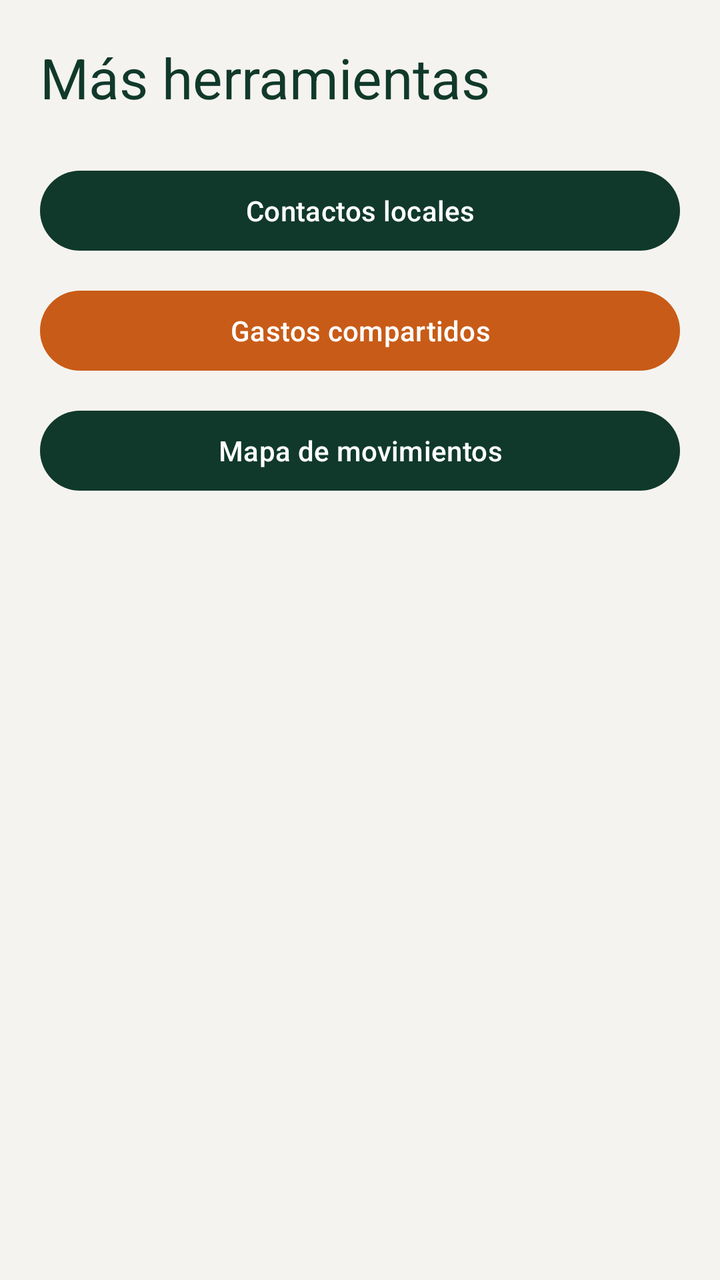
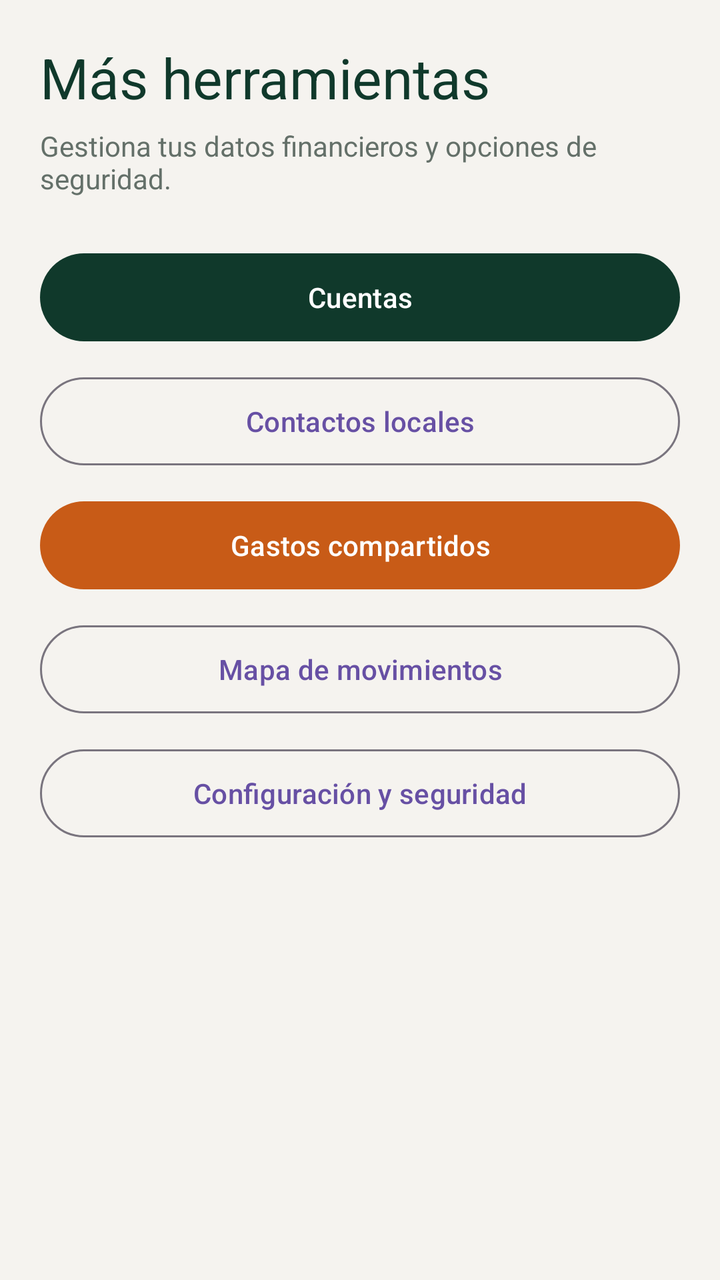

The first picture is an Android layout as it rendered before a commit; the second is the same layout after the commit. The layout source and the unified diff follow.
<!-- AndroidManifest.xml: application theme Theme.LocalCash -->
<!-- res/layout/activity_mas.xml -->
<?xml version="1.0" encoding="utf-8"?>
<LinearLayout xmlns:android="http://schemas.android.com/apk/res/android" xmlns:app="http://schemas.android.com/apk/res-auto" android:layout_width="match_parent" android:layout_height="match_parent" android:background="@color/lc_warm_background" android:orientation="vertical" android:padding="20dp">
    <TextView style="@style/TextAppearance.Material3.HeadlineMedium" android:layout_width="wrap_content" android:layout_height="wrap_content" android:text="@string/more_title" android:textColor="@color/lc_green_dark" />
    <com.google.android.material.button.MaterialButton android:id="@+id/button_more_contacts" android:layout_width="match_parent" android:layout_height="wrap_content" android:layout_marginTop="24dp" android:text="@string/contacts_title" app:backgroundTint="@color/lc_green_dark" />
    <com.google.android.material.button.MaterialButton android:id="@+id/button_more_shared" android:layout_width="match_parent" android:layout_height="wrap_content" android:layout_marginTop="12dp" android:text="@string/shared_title" app:backgroundTint="@color/lc_orange_earth" />
    <com.google.android.material.button.MaterialButton android:id="@+id/button_more_map" android:layout_width="match_parent" android:layout_height="wrap_content" android:layout_marginTop="12dp" android:text="@string/map_title" app:backgroundTint="@color/lc_green_dark" />
</LinearLayout>
<!-- resources referenced by this layout -->
<resources>
  <color name="lc_green_dark">#10392B</color>
  <color name="lc_orange_earth">#C85B17</color>
  <color name="lc_warm_background">#F5F3EF</color>
  <string name="contacts_title">Contactos locales</string>
  <string name="map_title">Mapa de movimientos</string>
  <string name="more_title">Más herramientas</string>
  <string name="shared_title">Gastos compartidos</string>
  <style name="Theme.LocalCash" parent="Base.Theme.LocalCash" />
  <style name="Base.Theme.LocalCash" parent="Theme.Material3.DayNight.NoActionBar">
          
          
      </style>
</resources>

<!-- the commit's change to res/layout/activity_mas.xml (unified diff, before → after) -->
@@ -1,7 +1,69 @@
 <?xml version="1.0" encoding="utf-8"?>
-<LinearLayout xmlns:android="http://schemas.android.com/apk/res/android" xmlns:app="http://schemas.android.com/apk/res-auto" android:layout_width="match_parent" android:layout_height="match_parent" android:background="@color/lc_warm_background" android:orientation="vertical" android:padding="20dp">
-    <TextView style="@style/TextAppearance.Material3.HeadlineMedium" android:layout_width="wrap_content" android:layout_height="wrap_content" android:text="@string/more_title" android:textColor="@color/lc_green_dark" />
-    <com.google.android.material.button.MaterialButton android:id="@+id/button_more_contacts" android:layout_width="match_parent" android:layout_height="wrap_content" android:layout_marginTop="24dp" android:text="@string/contacts_title" app:backgroundTint="@color/lc_green_dark" />
-    <com.google.android.material.button.MaterialButton android:id="@+id/button_more_shared" android:layout_width="match_parent" android:layout_height="wrap_content" android:layout_marginTop="12dp" android:text="@string/shared_title" app:backgroundTint="@color/lc_orange_earth" />
-    <com.google.android.material.button.MaterialButton android:id="@+id/button_more_map" android:layout_width="match_parent" android:layout_height="wrap_content" android:layout_marginTop="12dp" android:text="@string/map_title" app:backgroundTint="@color/lc_green_dark" />
-</LinearLayout>
+<ScrollView xmlns:android="http://schemas.android.com/apk/res/android"
+    xmlns:app="http://schemas.android.com/apk/res-auto"
+    android:layout_width="match_parent"
+    android:layout_height="match_parent"
+    android:background="@color/lc_warm_background"
+    android:fillViewport="true">
+
+    <LinearLayout
+        android:layout_width="match_parent"
+        android:layout_height="wrap_content"
+        android:orientation="vertical"
+        android:padding="20dp">
+
+        <TextView
+            style="@style/TextAppearance.Material3.HeadlineMedium"
+            android:layout_width="wrap_content"
+            android:layout_height="wrap_content"
+            android:text="@string/more_title"
+            android:textColor="@color/lc_green_dark" />
+
+        <TextView
+            android:layout_width="match_parent"
+            android:layout_height="wrap_content"
+            android:layout_marginTop="6dp"
+            android:text="@string/more_subtitle"
+            android:textColor="@color/lc_text_secondary" />
+
+        <com.google.android.material.button.MaterialButton
+            android:id="@+id/button_more_accounts"
+            android:layout_width="match_parent"
+            android:layout_height="52dp"
+            android:layout_marginTop="24dp"
+            android:text="@string/quick_accounts"
+            app:backgroundTint="@color/lc_green_dark" />
+
+        <com.google.android.material.button.MaterialButton
+            android:id="@+id/button_more_contacts"
+            style="@style/Widget.Material3.Button.OutlinedButton"
+            android:layout_width="match_parent"
+            android:layout_height="52dp"
+            android:layout_marginTop="10dp"
+            android:text="@string/contacts_title" />
+
+        <com.google.android.material.button.MaterialButton
+            android:id="@+id/button_more_shared"
+            android:layout_width="match_parent"
+            android:layout_height="52dp"
+            android:layout_marginTop="10dp"
+            android:text="@string/shared_title"
+            app:backgroundTint="@color/lc_orange_earth" />
+
+        <com.google.android.material.button.MaterialButton
+            android:id="@+id/button_more_map"
+            style="@style/Widget.Material3.Button.OutlinedButton"
+            android:layout_width="match_parent"
+            android:layout_height="52dp"
+            android:layout_marginTop="10dp"
+            android:text="@string/map_title" />
+
+        <com.google.android.material.button.MaterialButton
+            android:id="@+id/button_more_security"
+            style="@style/Widget.Material3.Button.OutlinedButton"
+            android:layout_width="match_parent"
+            android:layout_height="52dp"
+            android:layout_marginTop="10dp"
+            android:text="@string/security_title" />
+    </LinearLayout>
+</ScrollView>
<!-- resource entries referenced after the edit -->
@@ -2,10 +2,14 @@
 <resources>
   <color name="lc_green_dark">#10392B</color>
   <color name="lc_orange_earth">#C85B17</color>
+  <color name="lc_text_secondary">#647069</color>
   <color name="lc_warm_background">#F5F3EF</color>
   <string name="contacts_title">Contactos locales</string>
   <string name="map_title">Mapa de movimientos</string>
+  <string name="more_subtitle">Gestiona tus datos financieros y opciones de seguridad.</string>
   <string name="more_title">Más herramientas</string>
+  <string name="quick_accounts">Cuentas</string>
+  <string name="security_title">Configuración y seguridad</string>
   <string name="shared_title">Gastos compartidos</string>
   <style name="Theme.LocalCash" parent="Base.Theme.LocalCash" />
   <style name="Base.Theme.LocalCash" parent="Theme.Material3.DayNight.NoActionBar">
